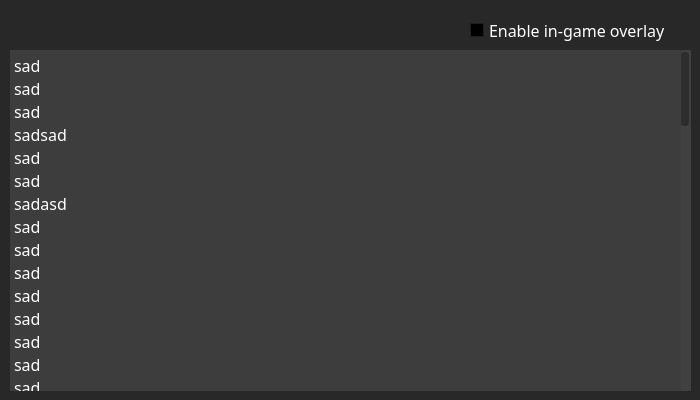
Qt form console.ui (Haato3o/HunterPy) before a commit.
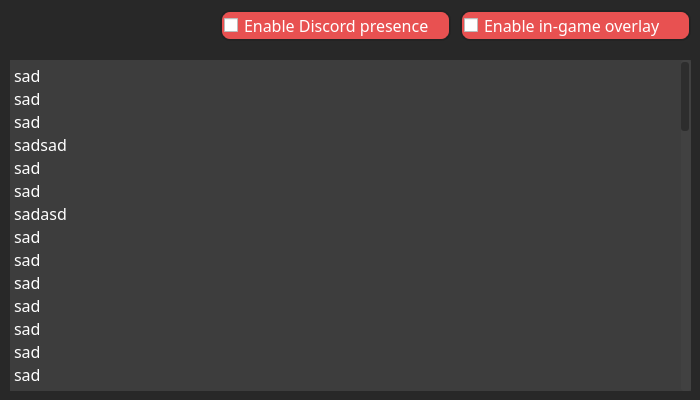
The same form after that commit. Icons and pictures are not drawn.

What changed in the file:
```diff
--- a/console.ui
+++ b/console.ui
@@ -476,6 +476,27 @@
      <family>MS Serif</family>
     </font>
    </property>
+   <property name="cursor">
+    <cursorShape>ArrowCursor</cursorShape>
+   </property>
+   <property name="styleSheet">
+    <string notr="true">QCheckBox {
+	border: 2px solid rgb(35, 35, 35);
+	padding: 2px 2px 2px 2px;
+	border-radius: 10px;
+	color: white;
+}
+QCheckBox:checked {
+	background-color: #58d142;
+}
+
+QCheckBox:unchecked {
+	background-color: #e85151;
+}
+QCheckBox:hover {
+	opacity: 50%;
+}</string>
+   </property>
    <widget class="QScrollArea" name="ConsoleBox">
     <property name="enabled">
      <bool>true</bool>
@@ -483,9 +504,9 @@
     <property name="geometry">
      <rect>
       <x>10</x>
-      <y>50</y>
+      <y>60</y>
       <width>681</width>
-      <height>341</height>
+      <height>331</height>
      </rect>
     </property>
     <property name="palette">
@@ -962,7 +983,7 @@
        <x>0</x>
        <y>0</y>
        <width>681</width>
-       <height>341</height>
+       <height>331</height>
       </rect>
      </property>
      <property name="font">
@@ -985,7 +1006,7 @@
         <x>0</x>
         <y>0</y>
         <width>681</width>
-        <height>341</height>
+        <height>331</height>
        </rect>
       </property>
       <property name="font">
@@ -1096,10 +1117,10 @@
    <widget class="QCheckBox" name="enableOverlay">
     <property name="geometry">
      <rect>
-      <x>470</x>
-      <y>20</y>
-      <width>221</width>
-      <height>21</height>
+      <x>460</x>
+      <y>10</y>
+      <width>231</width>
+      <height>31</height>
      </rect>
     </property>
     <property name="font">
@@ -1112,6 +1133,31 @@
      <string>Enable in-game overlay</string>
     </property>
    </widget>
+   <widget class="QCheckBox" name="enableRichPresence">
+    <property name="geometry">
+     <rect>
+      <x>220</x>
+      <y>10</y>
+      <width>231</width>
+      <height>31</height>
+     </rect>
+    </property>
+    <property name="font">
+     <font>
+      <family>MS Reference Sans Serif</family>
+      <pointsize>12</pointsize>
+     </font>
+    </property>
+    <property name="cursor">
+     <cursorShape>PointingHandCursor</cursorShape>
+    </property>
+    <property name="styleSheet">
+     <string notr="true"/>
+    </property>
+    <property name="text">
+     <string>Enable Discord presence</string>
+    </property>
+   </widget>
   </widget>
  </widget>
  <resources/>
```
Left out of the diff: 6 changed lines with no effect on the pictures.
